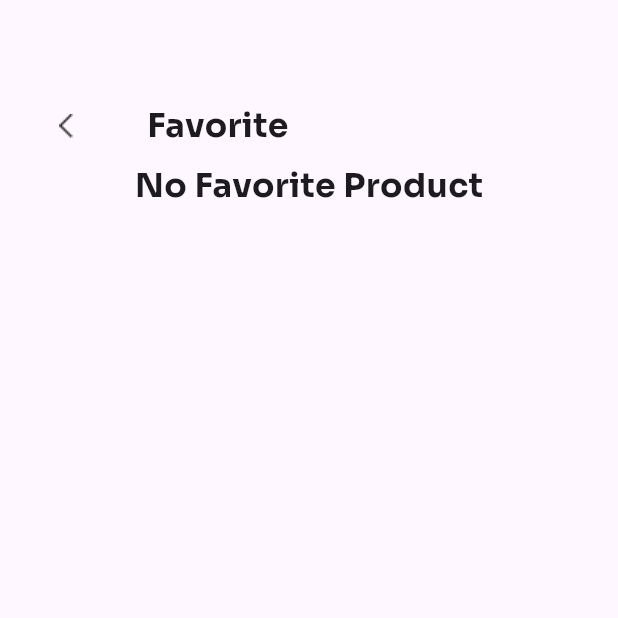
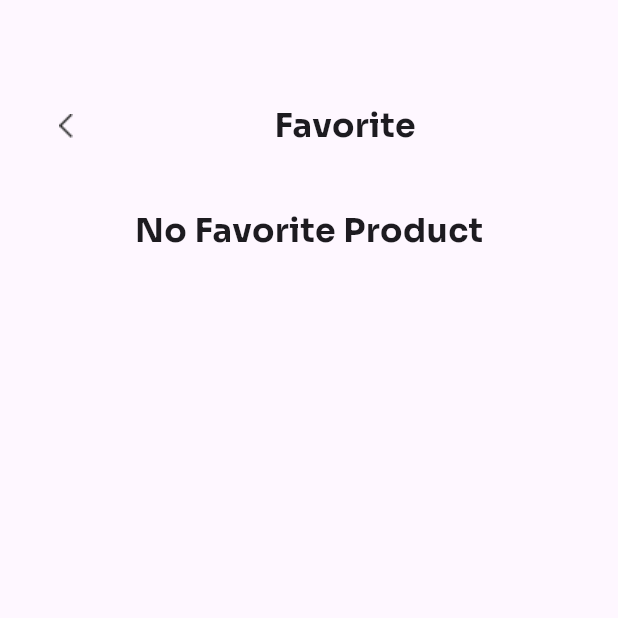
Before and after one commit to OwaisRaza1941/Coffee-App, a Flutter app: the FavoriteScreen screen opened directly, on a phone screen of 412 x 824 dp, the top half of it. Run offline on Flutter 3.47's test engine with Material 3 defaults, Android fonts, the phone set to English and light mode, and no system bars; our stand-ins replace flutter_map, get, google_fonts, latlong2.

```diff
--- a/lib/app/controller/favorite_controller.dart
+++ b/lib/app/controller/favorite_controller.dart
@@ -6,14 +6,13 @@ class FavoriteController extends GetxController {
 
   void toggleFavorite(ProductModel product) {
     // Toggle
-    product.isFavorite = !product.isFavorite;
+    product.isFavorite.value = !product.isFavorite.value;
 
     // Add or remove
-    if (product.isFavorite) {
+    if (product.isFavorite.value) {
       allFavList.add(product);
     } else {
       allFavList.remove(product);
     }
-    update(); // optional for GetBuilder users
   }
 }
--- a/lib/app/models/product_model.dart
+++ b/lib/app/models/product_model.dart
@@ -1,3 +1,5 @@
+import 'package:get/get.dart';
+
 class ProductModel {
   String imagePath;
   double startRating;
@@ -6,7 +8,7 @@ class ProductModel {
   double price;
   String? description;
   double? deliveryFee;
-  bool isFavorite;
+  RxBool isFavorite;
 
   ProductModel({
     required this.imagePath,
@@ -16,8 +18,8 @@ class ProductModel {
     required this.productLable,
     this.description,
     this.deliveryFee,
-    this.isFavorite = false,
-  });
+    bool isFavorite = false,
+  }) : isFavorite = isFavorite.obs;
 }
 
 List<ProductModel> allCoffeeList = [
--- a/lib/app/screens/coffee_detail_screen.dart
+++ b/lib/app/screens/coffee_detail_screen.dart
@@ -22,7 +22,7 @@ class CoffeeDetailScreen extends StatelessWidget {
           child: Column(
             crossAxisAlignment: CrossAxisAlignment.start,
             children: [
-              DetailAppBar(product: productModel),
+              DetailAppBar(productModel),
               SizedBox(height: 20),
               CoffeeImage(product: productModel),
               SizedBox(height: 10),
--- a/lib/app/screens/favorite_screen.dart
+++ b/lib/app/screens/favorite_screen.dart
@@ -1,5 +1,6 @@
 import 'package:coffee_app/app/controller/favorite_controller.dart';
 import 'package:coffee_app/app/screens/widgets/fav_appbar.dart';
+import 'package:coffee_app/app/screens/widgets/favorite_cart.dart';
 import 'package:flutter/material.dart';
 import 'package:get/get.dart';
 import 'package:google_fonts/google_fonts.dart';
@@ -9,7 +10,7 @@ class FavoriteScreen extends StatelessWidget {
 
   @override
   Widget build(BuildContext context) {
-    final FavoriteController controller = Get.put(FavoriteController());
+    final FavoriteController controller = Get.find();
     return Scaffold(
       body: SingleChildScrollView(
         child: Padding(
@@ -18,20 +19,17 @@ class FavoriteScreen extends StatelessWidget {
             crossAxisAlignment: CrossAxisAlignment.start,
             children: [
               FavAppbar(),
+              SizedBox(height: 30),
               Obx(() {
                 return controller.allFavList.isNotEmpty
                     ? ListView.builder(
+                        shrinkWrap: true,
                         itemCount: controller.allFavList.length,
-                        shrinkWrap: true,
+                        padding: EdgeInsets.all(0),
                         physics: NeverScrollableScrollPhysics(),
                         itemBuilder: (context, index) {
-                          final product = controller.allFavList[index];
-                          return Container(
-                            width: double.infinity,
-                            height: 150,
-                            decoration: BoxDecoration(color: Colors.grey),
-                            child: Text(product.coffeeName),
-                          );
+                          var favoriteCart = controller.allFavList[index];
+                          return FavoriteCart(favoriteCart);
                         },
                       )
                     : Center(
--- a/lib/app/screens/notifications_screen.dart
+++ b/lib/app/screens/notifications_screen.dart
@@ -18,8 +18,8 @@ class NotificationsScreen extends StatelessWidget {
               Get.back();
             },
             'assets/icons/back_arrow.png',
-            50, // top
-            20, // left
+            50,
+            20,
           ),
           notificationIcons(() {}, 'assets/icons/gps.png', 50, null, 20),
           NotificationBottomNaviagtionBar(),
--- a/lib/app/screens/widgets/fav_appbar.dart
+++ b/lib/app/screens/widgets/fav_appbar.dart
@@ -15,10 +15,16 @@ class FavAppbar extends StatelessWidget {
           },
           icon: Image.asset('assets/icons/back_arrow.png'),
         ),
-        SizedBox(width: 30),
-        Text(
-          'Favorite',
-          style: GoogleFonts.sora(fontSize: 22, fontWeight: FontWeight.bold),
+        Expanded(
+          child: Center(
+            child: Text(
+              'Favorite',
+              style: GoogleFonts.sora(
+                fontSize: 22,
+                fontWeight: FontWeight.bold,
+              ),
+            ),
+          ),
         ),
       ],
     );
--- a/lib/main.dart
+++ b/lib/main.dart
@@ -1,9 +1,11 @@
+import 'package:coffee_app/app/controller/favorite_controller.dart';
 import 'package:coffee_app/app/screens/onboarding_screen.dart';
 import 'package:flutter/material.dart';
 import 'package:get/get.dart';
 
 void main() {
-  runApp(const MyApp());
+  Get.put(FavoriteController(), permanent: true);
+  runApp(MyApp());
 }
 
 class MyApp extends StatelessWidget {
```
Also changed, not shown: lib/app/constants/styles.dart (+13 -0 lines), lib/app/screens/widgets/cart_appbar.dart (+6 -5 lines), lib/app/screens/widgets/detail_appbar.dart (+13 -9 lines), lib/app/screens/widgets/favorite_cart.dart (added, +101 -0 lines).
